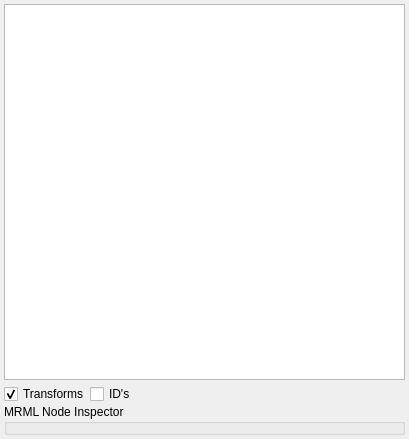
zoulianmp/SRPlan4Snake, file Modules/Loadable/SubjectHierarchy/Resources/UI/qSlicerSubjectHierarchyModule.ui: the form before one commit.
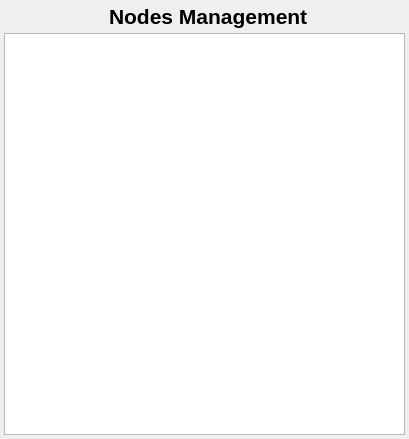
The form after the commit. Icons and pictures are not drawn. Custom widgets are drawn as their Qt base class.

Patch:
```diff
--- a/Modules/Loadable/SubjectHierarchy/Resources/UI/qSlicerSubjectHierarchyModule.ui
+++ b/Modules/Loadable/SubjectHierarchy/Resources/UI/qSlicerSubjectHierarchyModule.ui
@@ -24,6 +24,75 @@
    <property name="margin">
     <number>4</number>
    </property>
+   <property name="topMargin">
+    <number>4</number>
+   </property>
+   <property name="rightMargin">
+    <number>4</number>
+   </property>
+   <property name="bottomMargin">
+    <number>4</number>
+   </property>
+   <item>
+    <layout class="QHBoxLayout" name="horizontalLayout">
+     <property name="spacing">
+      <number>0</number>
+     </property>
+     <item>
+      <spacer name="horizontalSpacer_2">
+       <property name="orientation">
+        <enum>Qt::Horizontal</enum>
+       </property>
+       <property name="sizeHint" stdset="0">
+        <size>
+         <width>40</width>
+         <height>20</height>
+        </size>
+       </property>
+      </spacer>
+     </item>
+     <item>
+      <widget class="QLabel" name="label">
+       <property name="text">
+        <string/>
+       </property>
+       <property name="pixmap">
+        <pixmap resource="../qSlicerSubjectHierarchyModule.qrc">:/Icons/MRMLNodeManagement.png</pixmap>
+       </property>
+       <property name="alignment">
+        <set>Qt::AlignCenter</set>
+       </property>
+      </widget>
+     </item>
+     <item>
+      <widget class="QLabel" name="label_2">
+       <property name="font">
+        <font>
+         <pointsize>16</pointsize>
+         <weight>75</weight>
+         <bold>true</bold>
+        </font>
+       </property>
+       <property name="text">
+        <string>Nodes Management</string>
+       </property>
+      </widget>
+     </item>
+     <item>
+      <spacer name="horizontalSpacer">
+       <property name="orientation">
+        <enum>Qt::Horizontal</enum>
+       </property>
+       <property name="sizeHint" stdset="0">
+        <size>
+         <width>40</width>
+         <height>20</height>
+        </size>
+       </property>
+      </spacer>
+     </item>
+    </layout>
+   </item>
    <item>
     <widget class="qMRMLSubjectHierarchyTreeView" name="SubjectHierarchyTreeView">
      <property name="dragDropMode">
@@ -40,95 +109,9 @@
      </property>
     </widget>
    </item>
-   <item>
-    <layout class="QGridLayout" name="gridLayout">
-     <property name="spacing">
-      <number>0</number>
-     </property>
-     <item row="1" column="0" colspan="2">
-      <widget class="ctkCollapsibleGroupBox" name="MRMLNodeInspectorGroupBox">
-       <property name="title">
-        <string>MRML Node Inspector</string>
-       </property>
-       <property name="checked">
-        <bool>false</bool>
-       </property>
-       <layout class="QGridLayout" name="gridLayout_3">
-        <property name="margin">
-         <number>4</number>
-        </property>
-        <property name="spacing">
-         <number>4</number>
-        </property>
-        <item row="0" column="0">
-         <widget class="qMRMLNodeAttributeTableWidget" name="MRMLNodeAttributeTableWidget"/>
-        </item>
-       </layout>
-      </widget>
-     </item>
-     <item row="0" column="1">
-      <layout class="QHBoxLayout" name="horizontalLayout">
-       <property name="spacing">
-        <number>0</number>
-       </property>
-       <item>
-        <widget class="QCheckBox" name="DisplayTransformsCheckBox">
-         <property name="text">
-          <string>Transforms</string>
-         </property>
-         <property name="checked">
-          <bool>true</bool>
-         </property>
-        </widget>
-       </item>
-       <item>
-        <widget class="QCheckBox" name="DisplayMRMLIDsCheckBox">
-         <property name="text">
-          <string>ID's</string>
-         </property>
-        </widget>
-       </item>
-       <item>
-        <spacer name="horizontalSpacer">
-         <property name="orientation">
-          <enum>Qt::Horizontal</enum>
-         </property>
-         <property name="sizeHint" stdset="0">
-          <size>
-           <width>40</width>
-           <height>20</height>
-          </size>
-         </property>
-        </spacer>
-       </item>
-       <item>
-        <widget class="QLabel" name="label_Help">
-         <property name="toolTip">
-          <string>Tooltip is populated by the plugins</string>
-         </property>
-         <property name="text">
-          <string/>
-         </property>
-         <property name="pixmap">
-          <pixmap resource="../qSlicerSubjectHierarchyModule.qrc">:/Icons/Help.png</pixmap>
-         </property>
-         <property name="alignment">
-          <set>Qt::AlignRight|Qt::AlignTrailing|Qt::AlignVCenter</set>
-         </property>
-        </widget>
-       </item>
-      </layout>
-     </item>
-    </layout>
-   </item>
   </layout>
  </widget>
  <customwidgets>
-  <customwidget>
-   <class>qMRMLNodeAttributeTableWidget</class>
-   <extends>QWidget</extends>
-   <header>qMRMLNodeAttributeTableWidget.h</header>
-  </customwidget>
   <customwidget>
    <class>qMRMLTreeView</class>
    <extends>QTreeView</extends>
@@ -148,12 +131,6 @@
    <extends>qMRMLTreeView</extends>
    <header>qMRMLSubjectHierarchyTreeView.h</header>
   </customwidget>
-  <customwidget>
-   <class>ctkCollapsibleGroupBox</class>
-   <extends>QGroupBox</extends>
-   <header>ctkCollapsibleGroupBox.h</header>
-   <container>1</container>
-  </customwidget>
  </customwidgets>
  <resources>
   <include location="../qSlicerSubjectHierarchyModule.qrc"/>
```
Left out of the diff: 4 changed lines with no effect on the pictures.
